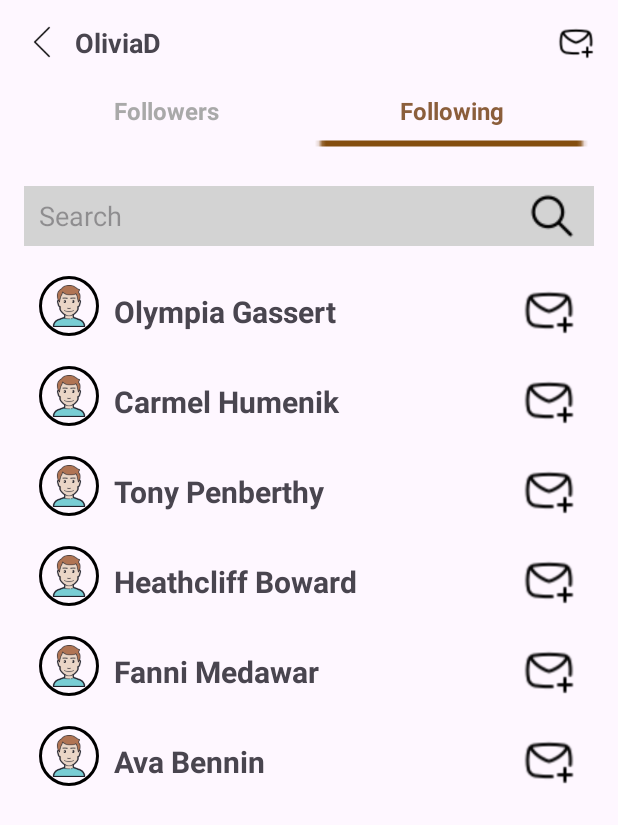
After one commit to JawadAhmadKhan04/ConnectME_UI, an Android app: the FollowingListActivity screen opened directly, with no data from a screen before it, on a phone screen of 412 x 824 dp. The commit adds this screen. Shown: the top 825 px of the screen. Run offline under Robolectric (Android 15) with nearby library versions, the phone set to English and light mode, and no system bars.

Commit message:
Followers Screen also done

```diff
--- a/app/src/main/AndroidManifest.xml
+++ b/app/src/main/AndroidManifest.xml
@@ -28,11 +28,19 @@
             android:name=".LoginActivity"
             android:exported="true" />
 
-        <!-- Register Activity -->
+<!--         Register Activity -->
         <activity
             android:name=".RegisterActivity"
             android:exported="true" />
 
+        <activity
+            android:name=".FollowingListActivity"
+            android:exported="true" />
+
+<!--        <activity-->
+<!--            android:name=".FollowerListActivity"-->
+<!--            android:exported="true" />-->
+
     </application>
 
 </manifest>
--- a/app/src/main/java/com/jawadahmadkhan/i220791/FollowerListActivity.kt
+++ b/app/src/main/java/com/jawadahmadkhan/i220791/FollowerListActivity.kt
@@ -1,6 +1,8 @@
 package com.jawadahmadkhan.i220791
 
+import android.content.Intent
 import android.os.Bundle
+import android.widget.TextView
 import androidx.appcompat.app.AppCompatActivity
 import androidx.recyclerview.widget.LinearLayoutManager
 import androidx.recyclerview.widget.RecyclerView
@@ -24,5 +26,11 @@ class FollowerListActivity : AppCompatActivity() {
         )
 
         FollowerRecyclerView.adapter = FollowerAdapter(FollowerList)
+
+        // Tab switching: Navigate to Following List
+        findViewById<TextView>(R.id.followingTab).setOnClickListener {
+            val intent = Intent(this, FollowingListActivity::class.java)
+            startActivity(intent)
+        }
     }
 }
--- /dev/null
+++ b/app/src/main/java/com/jawadahmadkhan/i220791/FollowingAdapter.kt
@@ -0,0 +1,30 @@
+package com.jawadahmadkhan.i220791
+
+import android.view.LayoutInflater
+import android.view.View
+import android.view.ViewGroup
+import android.widget.ImageView
+import android.widget.TextView
+import androidx.recyclerview.widget.RecyclerView
+
+class FollowingAdapter(private val FollowingList: List<FollowingItem>) : RecyclerView.Adapter<FollowingAdapter.FollowingViewHolder>() {
+
+    class FollowingViewHolder(itemView: View) : RecyclerView.ViewHolder(itemView) {
+        val profileImage: ImageView = itemView.findViewById(R.id.profileImage)
+        val nameText: TextView = itemView.findViewById(R.id.nameText)
+        val newmessageIcon: ImageView = itemView.findViewById(R.id.newMessageIcon)
+    }
+
+    override fun onCreateViewHolder(parent: ViewGroup, viewType: Int): FollowingViewHolder {
+        val view = LayoutInflater.from(parent.context).inflate(R.layout.following_list_item, parent, false)
+        return FollowingViewHolder(view)
+    }
+
+    override fun onBindViewHolder(holder: FollowingViewHolder, position: Int) {
+        val FollowingItem = FollowingList[position]
+        holder.profileImage.setImageResource(FollowingItem.imageRes)
+        holder.nameText.text = FollowingItem.name
+    }
+
+    override fun getItemCount() = FollowingList.size
+}
--- /dev/null
+++ b/app/src/main/java/com/jawadahmadkhan/i220791/FollowingItem.kt
@@ -0,0 +1,3 @@
+package com.jawadahmadkhan.i220791
+
+data class FollowingItem(val name: String, val imageRes: Int)
--- /dev/null
+++ b/app/src/main/java/com/jawadahmadkhan/i220791/FollowingListActivity.kt
@@ -0,0 +1,36 @@
+package com.jawadahmadkhan.i220791
+
+import android.content.Intent
+import android.os.Bundle
+import android.widget.TextView
+import androidx.appcompat.app.AppCompatActivity
+import androidx.recyclerview.widget.LinearLayoutManager
+import androidx.recyclerview.widget.RecyclerView
+
+class FollowingListActivity : AppCompatActivity() {
+
+    override fun onCreate(savedInstanceState: Bundle?) {
+        super.onCreate(savedInstanceState)
+        setContentView(R.layout.all_following)
+
+        val FollowingRecyclerView = findViewById<RecyclerView>(R.id.followingRecyclerView)
+        FollowingRecyclerView.layoutManager = LinearLayoutManager(this)
+
+        val FollowingList = listOf(
+            FollowingItem("Olympia Gassert", R.drawable.dm_image),
+            FollowingItem("Carmel Humenik", R.drawable.dm_image),
+            FollowingItem("Tony Penberthy", R.drawable.dm_image),
+            FollowingItem("Heathcliff Boward", R.drawable.dm_image),
+            FollowingItem("Fanni Medawar", R.drawable.dm_image),
+            FollowingItem("Ava Bennin", R.drawable.dm_image)
+        )
+
+        FollowingRecyclerView.adapter = FollowingAdapter(FollowingList)
+
+        // Tab switching: Navigate to Follower List
+        findViewById<TextView>(R.id.followersTab).setOnClickListener {
+            val intent = Intent(this, FollowerListActivity::class.java)
+            startActivity(intent)
+        }
+    }
+}
--- /dev/null
+++ b/app/src/main/res/layout/all_following.xml
@@ -0,0 +1,94 @@
+<?xml version="1.0" encoding="utf-8"?>
+<LinearLayout xmlns:android="http://schemas.android.com/apk/res/android"
+    xmlns:app="http://schemas.android.com/apk/res-auto"
+    xmlns:tools="http://schemas.android.com/tools"
+    android:layout_width="match_parent"
+    android:layout_height="match_parent"
+    android:orientation="vertical"
+    android:padding="16dp"
+    tools:context=".FollowingListActivity">
+
+    <!-- Top Section -->
+    <LinearLayout
+        android:layout_width="match_parent"
+        android:layout_height="wrap_content"
+        android:orientation="horizontal"
+        android:gravity="center_vertical"
+        android:paddingBottom="10dp">
+
+        <ImageView
+            android:layout_width="24dp"
+            android:layout_height="24dp"
+            android:src="@drawable/back_button_logo"
+            android:contentDescription="Back button"
+            android:layout_marginEnd="10dp" />
+
+        <TextView
+            android:layout_width="wrap_content"
+            android:layout_height="wrap_content"
+            android:text="OliviaD"
+            android:textSize="18sp"
+            android:textStyle="bold"
+            android:layout_weight="1"/>
+
+        <ImageView
+            android:layout_width="24dp"
+            android:layout_height="24dp"
+            android:src="@drawable/new_message_logo"
+            android:contentDescription="Edit button"/>
+    </LinearLayout>
+
+    <!-- Tabs -->
+    <LinearLayout
+        android:layout_width="match_parent"
+        android:layout_height="wrap_content"
+        android:orientation="horizontal"
+        android:paddingBottom="8dp">
+
+        <TextView
+            android:id="@+id/followersTab"
+            android:layout_width="0dp"
+            android:layout_weight="1"
+            android:layout_height="wrap_content"
+            android:text="Followers"
+            android:textSize="16sp"
+            android:textStyle="bold"
+            android:gravity="center"
+            android:paddingBottom="4dp"
+            android:textColor="#A9A9A9"/>
+
+        <TextView
+            android:id="@+id/followingTab"
+            android:layout_width="0dp"
+            android:layout_weight="1"
+            android:layout_height="wrap_content"
+            android:text="Following"
+            android:textStyle="bold"
+            android:paddingBottom="4dp"
+            android:textSize="16sp"
+            android:textColor="#8B5E3B"
+            android:gravity="center"
+            android:background="@drawable/underline_brown"/>
+    </LinearLayout>
+
+
+    <!-- Search Bar -->
+    <EditText
+        android:id="@+id/searchBar"
+        android:layout_width="match_parent"
+        android:layout_height="40dp"
+        android:hint="Search"
+        android:paddingStart="10dp"
+        android:paddingEnd="10dp"
+        android:background="#D3D3D3"
+        android:drawableEnd="@drawable/search_logo"
+        android:drawablePadding="16dp"
+        android:layout_marginTop="15dp"/>
+
+    <!-- RecyclerView -->
+    <androidx.recyclerview.widget.RecyclerView
+        android:id="@+id/followingRecyclerView"
+        android:layout_width="match_parent"
+        android:layout_height="match_parent"
+        android:paddingTop="10dp"/>
+</LinearLayout>
--- /dev/null
+++ b/app/src/main/res/layout/following_list_item.xml
@@ -0,0 +1,34 @@
+<?xml version="1.0" encoding="utf-8"?>
+<LinearLayout xmlns:android="http://schemas.android.com/apk/res/android"
+    android:layout_width="match_parent"
+    android:layout_height="wrap_content"
+    android:orientation="horizontal"
+    android:padding="10dp">
+
+    <ImageView
+        android:id="@+id/profileImage"
+        android:layout_width="40dp"
+        android:layout_height="40dp"
+        android:src="@drawable/dm_image"
+        android:scaleType="centerCrop"
+        android:layout_marginEnd="10dp"
+        android:background="@drawable/circle_shape"/>
+
+    <TextView
+        android:id="@+id/nameText"
+        android:layout_width="0dp"
+        android:layout_weight="1"
+        android:layout_height="wrap_content"
+        android:paddingTop="10dp"
+        android:text="User Name"
+        android:textSize="20sp"
+        android:textStyle="bold"/>
+
+    <ImageView
+        android:id="@+id/newMessageIcon"
+        android:layout_width="40dp"
+        android:layout_height="40dp"
+        android:paddingTop="6dp"
+        android:src="@drawable/new_message_logo"
+        android:contentDescription="New Message icon"/>
+</LinearLayout>
```
